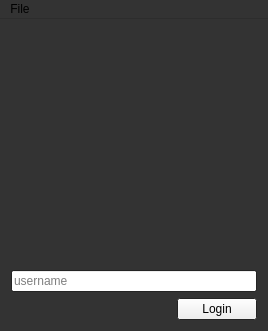
Before: the Qt Designer form TAEval-Client/loginwindow.ui in wfairclough/TAE, drawn with Qt 5.
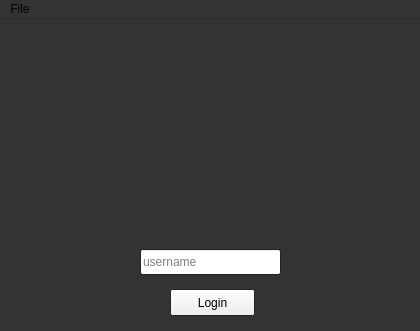
After: the same form once the commit is applied.

Commit message: Finished LoginWindow layout

The edit to the form file:
```diff
--- a/TAEval-Client/loginwindow.ui
+++ b/TAEval-Client/loginwindow.ui
@@ -6,7 +6,7 @@
    <rect>
     <x>0</x>
     <y>0</y>
-    <width>268</width>
+    <width>420</width>
     <height>331</height>
    </rect>
   </property>
@@ -78,9 +78,15 @@
    <string>LoginWindow</string>
   </property>
   <widget class="QWidget" name="centralWidget">
-   <layout class="QVBoxLayout" name="verticalLayout">
-    <item>
      <widget class="QWidget" name="logo" native="true">
+    <property name="geometry">
+     <rect>
+      <x>9</x>
+      <y>9</y>
+      <width>402</width>
+      <height>176</height>
+     </rect>
+    </property>
       <property name="sizePolicy">
        <sizepolicy hsizetype="Preferred" vsizetype="MinimumExpanding">
         <horstretch>0</horstretch>
@@ -88,31 +94,28 @@
        </sizepolicy>
       </property>
      </widget>
-    </item>
-    <item>
      <widget class="QLineEdit" name="usernameLineEdit">
+    <property name="geometry">
+     <rect>
+      <x>140</x>
+      <y>230</y>
+      <width>141</width>
+      <height>26</height>
+     </rect>
+    </property>
       <property name="placeholderText">
        <string>username</string>
       </property>
      </widget>
-    </item>
-    <item>
-     <layout class="QHBoxLayout" name="horizontalLayout">
-      <item>
-       <spacer name="horizontalSpacer">
-        <property name="orientation">
-         <enum>Qt::Horizontal</enum>
-        </property>
-        <property name="sizeHint" stdset="0">
-         <size>
-          <width>40</width>
-          <height>20</height>
-         </size>
-        </property>
-       </spacer>
-      </item>
-      <item>
        <widget class="QPushButton" name="loginButton">
+    <property name="geometry">
+     <rect>
+      <x>170</x>
+      <y>270</y>
+      <width>85</width>
+      <height>27</height>
+     </rect>
+    </property>
         <property name="sizePolicy">
          <sizepolicy hsizetype="Maximum" vsizetype="Fixed">
           <horstretch>0</horstretch>
@@ -123,17 +126,13 @@
          <string>Login</string>
         </property>
        </widget>
-      </item>
-     </layout>
-    </item>
-   </layout>
   </widget>
   <widget class="QMenuBar" name="menuBar">
    <property name="geometry">
     <rect>
      <x>0</x>
      <y>0</y>
-     <width>268</width>
+     <width>420</width>
      <height>24</height>
     </rect>
    </property>
```
Left out of the diff: 2 changed lines with no effect on the pictures. Lines whose indentation alone changed are shown as unchanged. The commit also changes 4 other files.
